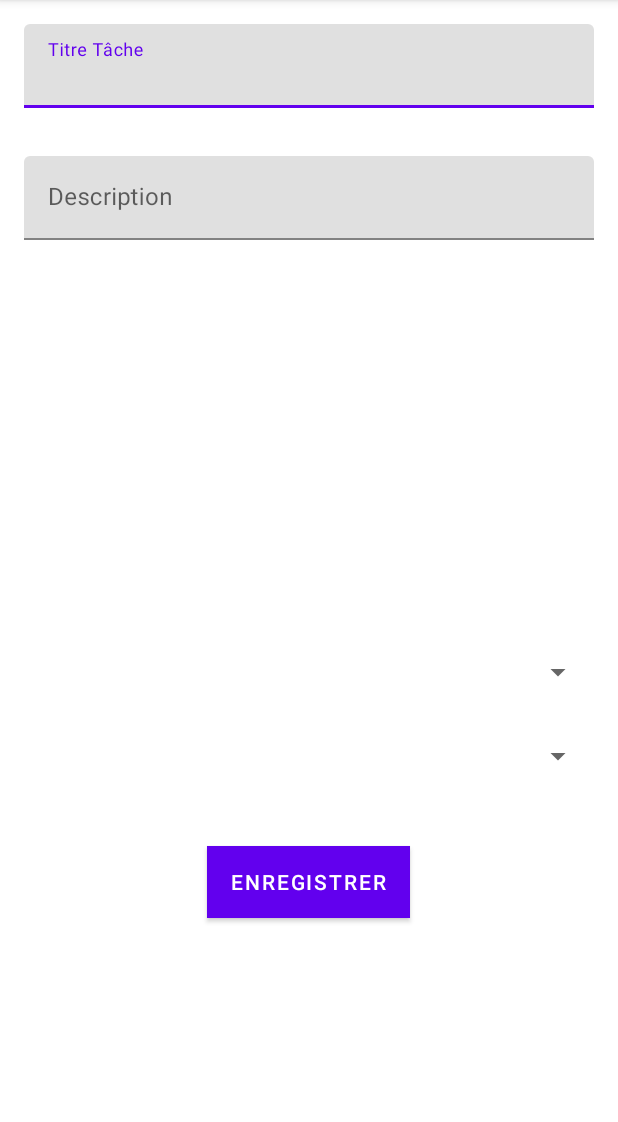
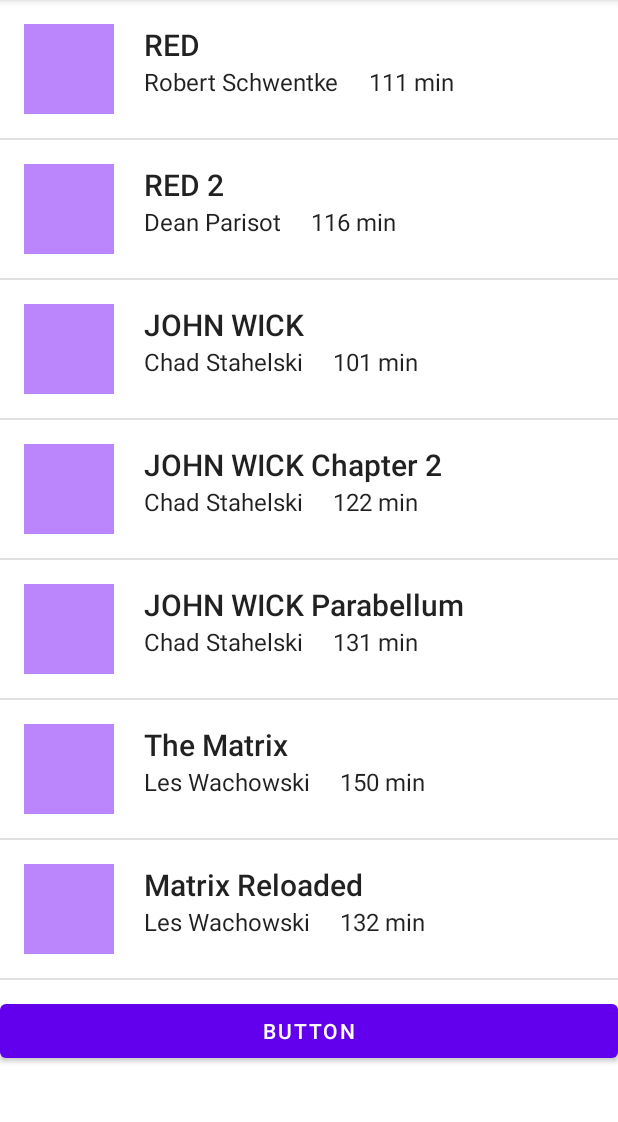
Before and after one commit to Michael16b/ToDoApp, an Android app: the screen it shows after launch (MainActivity), on a phone screen of 412 x 824 dp, the part 84-1206 px from its top. Run offline under Robolectric (Android 15) with nearby library versions, the phone set to English and light mode, and no system bars.

Commit message:
Fix Main Task View

```diff
--- /dev/null
+++ b/app/src/main/java/com/example/todomobile/Adapter.java
@@ -0,0 +1,88 @@
+package com.example.todomobile;
+
+import android.content.Context;
+import android.graphics.Bitmap;
+import android.graphics.BitmapFactory;
+import android.os.StrictMode;
+import android.view.LayoutInflater;
+import android.view.View;
+import android.view.ViewGroup;
+import android.widget.BaseAdapter;
+import android.widget.ImageView;
+import android.widget.TextView;
+import java.io.IOException;
+import java.io.InputStream;
+import java.util.List;
+
+public class Adapter extends BaseAdapter {
+
+    private List<Cinema> listCinema;
+    private Context context;
+    private LayoutInflater inflater;
+
+    public Adapter(Context context, List<Cinema> objects) {
+        this.context = context;
+        this.listCinema = objects;
+        this.inflater = LayoutInflater.from(context);
+    }
+
+    @Override
+    public int getCount() {
+        return this.listCinema.size();
+    }
+
+
+    public Object getItem(int position) {
+        return this.listCinema.get(position);
+    }
+
+    @Override
+    public long getItemId(int position) {
+        return position;
+    }
+
+    @Override
+    public View getView(int position, View convertView, ViewGroup parent) {
+
+        View view;
+
+        if(convertView == null){
+            //Initialisation de la vue cinema_list_item
+            view = (View) inflater.inflate(R.layout.list_row, parent, false);
+        }else{
+            view = (View) convertView;
+        }
+
+        //Initialisation des vues du layout
+        ImageView image = (ImageView) view.findViewById(R.id.affiche);
+        TextView title = (TextView) view.findViewById(R.id.title);
+        TextView real = (TextView) view.findViewById(R.id.realisateur);
+        TextView duree = (TextView) view.findViewById(R.id.duree);
+
+        //mofification des vues
+        System.out.println(listCinema.get(position).getCheminAffiche());
+
+        StrictMode.ThreadPolicy policy = new StrictMode.ThreadPolicy.Builder().permitAll().build();
+        StrictMode.setThreadPolicy(policy);
+
+        try {
+            InputStream in = new java.net.URL(listCinema.get(position).getCheminAffiche()).openStream();
+            Bitmap map = BitmapFactory.decodeStream(in);
+            image.setImageBitmap(map);
+
+        } catch (IOException e) {
+            e.printStackTrace();
+        }
+
+
+        //image.setImageResource(listCinema.get(position).getCheminAffiche());
+        title.setText(listCinema.get(position).getTitre());
+        real.setText(listCinema.get(position).getNomRealisateur());
+
+        int dur = listCinema.get(position).getDuree();
+        duree.setText(String.valueOf(dur) + " min");
+
+        //on retourne la vue créée
+        return view;
+    }
+}
--- a/app/src/main/java/com/example/todomobile/AddTask.java
+++ /dev/null
@@ -1,93 +0,0 @@
-package com.example.todomobile;
-
-import androidx.appcompat.app.AppCompatActivity;
-import android.os.Bundle;
-import android.view.View;
-import android.widget.AdapterView;
-import android.widget.ArrayAdapter;
-import android.widget.Button;
-import android.widget.DatePicker;
-import android.widget.EditText;
-import android.widget.Spinner;
-import android.widget.Toast;
-import java.text.SimpleDateFormat;
-import java.util.Calendar;
-import java.util.Date;
-import java.util.Locale;
-
-public class AddTask extends AppCompatActivity {
-
-    private EditText mTitleEditText;
-    private EditText mDescriptionEditText;
-    private Spinner mStatusSpinner;
-    private Spinner mPrioritySpinner;
-    private DatePicker mStartDatePicker;
-    private DatePicker mEndDatePicker;
-    private Button mSaveButton;
-
-    private SimpleDateFormat mDateFormat = new SimpleDateFormat("dd/MM/yyyy", Locale.FRANCE);
-
-    @Override
-    protected void onCreate(Bundle savedInstanceState) {
-        super.onCreate(savedInstanceState);
-        setContentView(R.layout.add_task);
-
-        mTitleEditText = findViewById(R.id.title_edit_text);
-        mDescriptionEditText = findViewById(R.id.description_edit_text);
-        mStatusSpinner = findViewById(R.id.status_spinner);
-        mPrioritySpinner = findViewById(R.id.priority_spinner);
-        mStartDatePicker = findViewById(R.id.start_date_picker);
-        mEndDatePicker = findViewById(R.id.end_date_picker);
-
-        mSaveButton = findViewById(R.id.save_button);
-        mSaveButton.setOnClickListener(new View.OnClickListener() {
-            @Override
-            public void onClick(View v) {
-                String title = mTitleEditText.getText().toString().trim();
-                String description = mDescriptionEditText.getText().toString().trim();
-                String status = mStatusSpinner.getSelectedItem().toString();
-                String priority = mPrioritySpinner.getSelectedItem().toString();
-                String startDate = mDateFormat.format(getDateFromDatePicker(mStartDatePicker));
-                String endDate = mDateFormat.format(getDateFromDatePicker(mEndDatePicker));
-
-                // Faire
-                // Faire quelque chose avec les données entrées par l'utilisateur
-                // Par exemple, les afficher dans un Toast
-                String message = "Titre : " + title + "\nDescription : " + description
-                        + "\nEtat : " + status + "\nPriorité : " + priority
-                        + "\nDate de Départ : " + startDate + "\nDate de Fin : " + endDate;
-                Toast.makeText(AddTask.this, message, Toast.LENGTH_LONG).show();
-
-                finish();
-            }
-        });
-
-        // Configurer les spinners
-        ArrayAdapter<CharSequence> statusAdapter = ArrayAdapter.createFromResource(this,
-                R.array.status_array, android.R.layout.simple_spinner_item);
-        statusAdapter.setDropDownViewResource(android.R.layout.simple_spinner_dropdown_item);
-        mStatusSpinner.setAdapter(statusAdapter);
-
-        ArrayAdapter<CharSequence> priorityAdapter = ArrayAdapter.createFromResource(this,
-                R.array.priority_array, android.R.layout.simple_spinner_item);
-        priorityAdapter.setDropDownViewResource(android.R.layout.simple_spinner_dropdown_item);
-        mPrioritySpinner.setAdapter(priorityAdapter);
-
-        // Configurer les DatePicker
-        Calendar calendar = Calendar.getInstance();
-        mStartDatePicker.init(calendar.get(Calendar.YEAR), calendar.get(Calendar.MONTH),
-                calendar.get(Calendar.DAY_OF_MONTH), null);
-        mEndDatePicker.init(calendar.get(Calendar.YEAR), calendar.get(Calendar.MONTH),
-                calendar.get(Calendar.DAY_OF_MONTH), null);
-    }
-
-    // Fonction pour convertir un DatePicker en Date
-    private Date getDateFromDatePicker(DatePicker datePicker) {
-        int day = datePicker.getDayOfMonth();
-        int month = datePicker.getMonth();
-        int year = datePicker.getYear();
-        Calendar calendar = Calendar.getInstance();
-        calendar.set(year, month, day);
-        return calendar.getTime();
-    }
-}
--- /dev/null
+++ b/app/src/main/java/com/example/todomobile/Cinema.java
@@ -0,0 +1,59 @@
+package com.example.todomobile;
+
+public class Cinema {
+
+    /**chemin vers l'affiche*/
+    private String cheminAffiche;
+    /**Titre du film*/
+    private String titre;
+    /**Nom du réalisateur*/
+    private String nomRealisateur;
+    /**Durée du film en minutes*/
+    private int duree;
+
+    public Cinema(String affiche, String title, String real, int duree){
+
+        if(title != null && real != null && duree >= 15){
+            this.cheminAffiche = affiche;
+            this.titre = title;
+            this.nomRealisateur = real;
+            this.duree = duree;
+        }
+    }
+
+    public String getCheminAffiche() {
+        return cheminAffiche;
+    }
+
+    public String getTitre() {
+        return titre;
+    }
+
+    public String getNomRealisateur() {
+        return nomRealisateur;
+    }
+
+    public int getDuree() {
+        return duree;
+    }
+
+
+
+
+    public void setCheminAffiche(String chemin){
+        this.cheminAffiche = chemin;
+    }
+
+    public void setTitre(String titre){
+        this.titre = titre;
+    }
+
+    public void setNomRealisateur(String nomRealisateur){
+        this.nomRealisateur = nomRealisateur;
+    }
+
+    public void setDuree(int duree){
+        this.duree = duree;
+    }
+
+}
--- a/app/src/main/java/com/example/todomobile/MainActivity.java
+++ b/app/src/main/java/com/example/todomobile/MainActivity.java
@@ -1,17 +1,51 @@
 package com.example.todomobile;
 
 import androidx.appcompat.app.AppCompatActivity;
+import android.os.Bundle;
+import android.view.View;
+import android.widget.AdapterView;
+import android.widget.ListView;
+import android.widget.Toast;
 
-import android.os.Bundle;
-import android.widget.ListView;
+import java.util.ArrayList;
 
 public class MainActivity extends AppCompatActivity {
-    private ListView listView;
+
+    ListView listFilm;
 
     @Override
     protected void onCreate(Bundle savedInstanceState) {
         super.onCreate(savedInstanceState);
-        setContentView(R.layout.add_task);
+        setContentView(R.layout.activity_main);
 
+        ArrayList<Cinema> listCinema = new ArrayList<Cinema>();
+        listCinema.add(new Cinema("https://fr.web.img2.acsta.net/c_310_420/medias/nmedia/18/78/61/18/19518457.jpg", "RED", "Robert Schwentke", 111));
+        listCinema.add(new Cinema("https://fr.web.img3.acsta.net/pictures/210/146/21014630_20130621185839634.jpg", "RED 2", "Dean Parisot", 116));
+        listCinema.add(new Cinema("https://upload.wikimedia.org/wikipedia/en/9/98/John_Wick_TeaserPoster.jpg", "JOHN WICK", "Chad Stahelski", 101));
+        listCinema.add(new Cinema("https://m.media-amazon.com/images/M/MV5BMjE2NDkxNTY2M15BMl5BanBnXkFtZTgwMDc2NzE0MTI@._V1_.jpg", "JOHN WICK Chapter 2", "Chad Stahelski", 122));
+        listCinema.add(new Cinema("https://fr.web.img5.acsta.net/pictures/19/05/21/15/23/4992794.jpg", "JOHN WICK Parabellum", "Chad Stahelski", 131));
+        listCinema.add(new Cinema("https://flxt.tmsimg.com/assets/p22804_p_v8_av.jpg", "The Matrix", "Les Wachowski", 150));
+        listCinema.add(new Cinema("https://m.media-amazon.com/images/M/MV5BODE0MzZhZTgtYzkwYi00YmI5LThlZWYtOWRmNWE5ODk0NzMxXkEyXkFqcGdeQXVyNjU0OTQ0OTY@._V1_.jpg", "Matrix Reloaded", "Les Wachowski", 132));
+        listCinema.add(new Cinema("https://fr.web.img6.acsta.net/medias/nmedia/18/35/14/64/18364977.jpg", "Matrix Revolutions", "Les Wachowski", 129));
+        listCinema.add(new Cinema("https://fr.web.img4.acsta.net/pictures/21/11/17/17/24/3336846.jpg", "Matrix Resurrections", "Les Wachowski", 148));
+
+        //Initialisation de l'adapter pour city
+        Adapter adapt = new Adapter(this, listCinema);
+
+        //Récupération de la ListView
+        listFilm = (ListView) findViewById(R.id.listFilm);
+
+        //Passage des données à la ListView
+        listFilm.setAdapter(adapt);
+
+        //On ajoute un listener (clic sur un item)
+        listFilm.setOnItemClickListener(new AdapterView.OnItemClickListener() {
+            @Override
+            public void onItemClick(AdapterView<?> adapter, View v, int position, long id) {
+
+                Cinema selectedItem = (Cinema) adapter.getItemAtPosition(position);
+                Toast.makeText(getApplicationContext(), "Le film : " + selectedItem.getTitre(), Toast.LENGTH_LONG).show();
+            }
+        });
     }
 }
--- a/app/src/main/res/layout/add_task.xml
+++ /dev/null
@@ -1,124 +0,0 @@
-<?xml version="1.0" encoding="utf-8"?>
-<RelativeLayout xmlns:android="http://schemas.android.com/apk/res/android"
-    xmlns:app="http://schemas.android.com/apk/res-auto"
-    android:layout_width="match_parent"
-    android:layout_height="match_parent">
-
-    <com.google.android.material.textfield.TextInputLayout
-        android:id="@+id/title_text_input_layout"
-        android:layout_width="match_parent"
-        android:layout_height="wrap_content"
-        android:layout_margin="16dp"
-        android:hint="Titre Tâche"
-        app:layout_constraintTop_toTopOf="parent">
-
-        <com.google.android.material.textfield.TextInputEditText
-            android:id="@+id/title_edit_text"
-            android:layout_width="match_parent"
-            android:layout_height="wrap_content" />
-
-    </com.google.android.material.textfield.TextInputLayout>
-
-    <com.google.android.material.textfield.TextInputLayout
-        android:id="@+id/description_text_input_layout"
-        android:layout_width="match_parent"
-        android:layout_height="wrap_content"
-        android:layout_below="@id/title_text_input_layout"
-        android:layout_margin="16dp"
-        android:hint="Description"
-        app:layout_constraintTop_toBottomOf="@+id/title_text_input_layout">
-
-        <com.google.android.material.textfield.TextInputEditText
-            android:id="@+id/description_edit_text"
-            android:layout_width="match_parent"
-            android:layout_height="wrap_content" />
-
-    </com.google.android.material.textfield.TextInputLayout>
-
-    <com.google.android.material.textfield.TextInputLayout
-        android:id="@+id/start_date_text_input_layout"
-        android:layout_width="0dp"
-        android:layout_height="wrap_content"
-        android:layout_below="@id/description_text_input_layout"
-        android:layout_margin="16dp"
-        android:hint="Date de Départ"
-        app:layout_constraintEnd_toStartOf="@+id/end_date_text_input_layout"
-        app:layout_constraintStart_toStartOf="parent"
-        app:layout_constraintTop_toBottomOf="@+id/description_text_input_layout">
-
-        <DatePicker
-            android:id="@+id/start_date_picker"
-            android:layout_width="match_parent"
-            android:layout_height="wrap_content"
-            android:datePickerMode="spinner"
-            android:calendarViewShown="false" />
-
-    </com.google.android.material.textfield.TextInputLayout>
-
-    <com.google.android.material.textfield.TextInputLayout
-        android:id="@+id/end_date_text_input_layout"
-        android:layout_width="0dp"
-        android:layout_height="wrap_content"
-        android:layout_below="@id/description_text_input_layout"
-        android:layout_margin="16dp"
-        android:hint="Date de Fin"
-        app:layout_constraintEnd_toEndOf="parent"
-        app:layout_constraintStart_toEndOf="@+id/start_date_text_input_layout"
-        app:layout_constraintTop_toBottomOf="@+id/description_text_input_layout">
-
-        <DatePicker
-            android:id="@+id/end_date_picker"
-            android:layout_width="match_parent"
-            android:layout_height="wrap_content"
-            android:datePickerMode="spinner"
-            android:calendarViewShown="false" />
-
-    </com.google.android.material.textfield.TextInputLayout>
-
-    <com.google.android.material.textfield.TextInputLayout
-        android:id="@+id/status_text_input_layout"
-        android:layout_width="match_parent"
-        android:layout_height="wrap_content"
-        android:layout_below="@id/end_date_text_input_layout"
-        android:layout_margin="16dp"
-        android:hint="Etat"
-        app:layout_constraintTop_toBottomOf="@+id/end_date_text_input_layout">
-
-        <Spinner
-            android:id="@+id/status_spinner"
-            android:layout_width="match_parent"
-            android:layout_height="wrap_content"
-            android:entries="@array/status_array" />
-
-    </com.google.android.material.textfield.TextInputLayout>
-
-    <com.google.android.material.textfield.TextInputLayout
-        android:id="@+id/priority_text_input_layout"
-        android:layout_width="match_parent"
-        android:layout_height="wrap_content"
-        android:layout_below="@id/status_text_input_layout"
-        android:layout_margin="16dp"
-        android:hint="Priorité"
-        app:layout_constraintTop_toBottomOf="@+id/status_text_input_layout">
-
-        <Spinner
-            android:id="@+id/priority_spinner"
-            android:layout_width="match_parent"
-            android:layout_height="wrap_content"
-            android:entries="@array/priority_array" />
-
-    </com.google.android.material.textfield.TextInputLayout>
-
-    <Button
-        android:id="@+id/save_button"
-        android:layout_width="wrap_content"
-        android:layout_height="wrap_content"
-        android:layout_below="@+id/priority_text_input_layout"
-        android:layout_centerHorizontal="true"
-        android:layout_marginTop="32dp"
-        android:text="Enregistrer"
-        android:textColor="@android:color/white"
-        android:background="@color/design_default_color_primary"
-        app:layout_constraintTop_toBottomOf="@+id/priority_text_input_layout" />
-
-</RelativeLayout>
--- /dev/null
+++ b/app/src/main/res/layout/list_row.xml
@@ -0,0 +1,42 @@
+<?xml version="1.0" encoding="utf-8"?>
+<RelativeLayout xmlns:android="http://schemas.android.com/apk/res/android"
+    android:padding="16dp"
+    android:layout_width="match_parent"
+    android:layout_height="match_parent">
+
+    <ImageView
+        android:id="@+id/affiche"
+        android:src="@color/purple_200"
+        android:layout_width="60dp"
+        android:layout_height="60dp"/>
+
+    <TextView
+        android:id="@+id/title"
+        android:layout_toRightOf="@+id/affiche"
+        android:layout_marginLeft="20dp"
+        android:layout_width="wrap_content"
+        android:layout_height="wrap_content"
+        style="@style/TextAppearance.AppCompat.Title"
+        android:text="Name"/>
+
+    <TextView
+        android:id="@+id/realisateur"
+        android:layout_toRightOf="@+id/affiche"
+        android:layout_marginLeft="20dp"
+        android:layout_width="wrap_content"
+        android:layout_height="wrap_content"
+        android:layout_below="@+id/title"
+        style="@style/TextAppearance.AppCompat.SearchResult.Subtitle"
+        android:text="Realisateur : "/>
+
+    <TextView
+        android:id="@+id/duree"
+        android:layout_toRightOf="@+id/realisateur"
+        android:layout_marginLeft="20dp"
+        android:layout_width="wrap_content"
+        android:layout_height="wrap_content"
+        android:layout_below="@+id/title"
+        style="@style/TextAppearance.AppCompat.SearchResult.Subtitle"
+        android:text="Duree : "/>
+
+</RelativeLayout>
```
